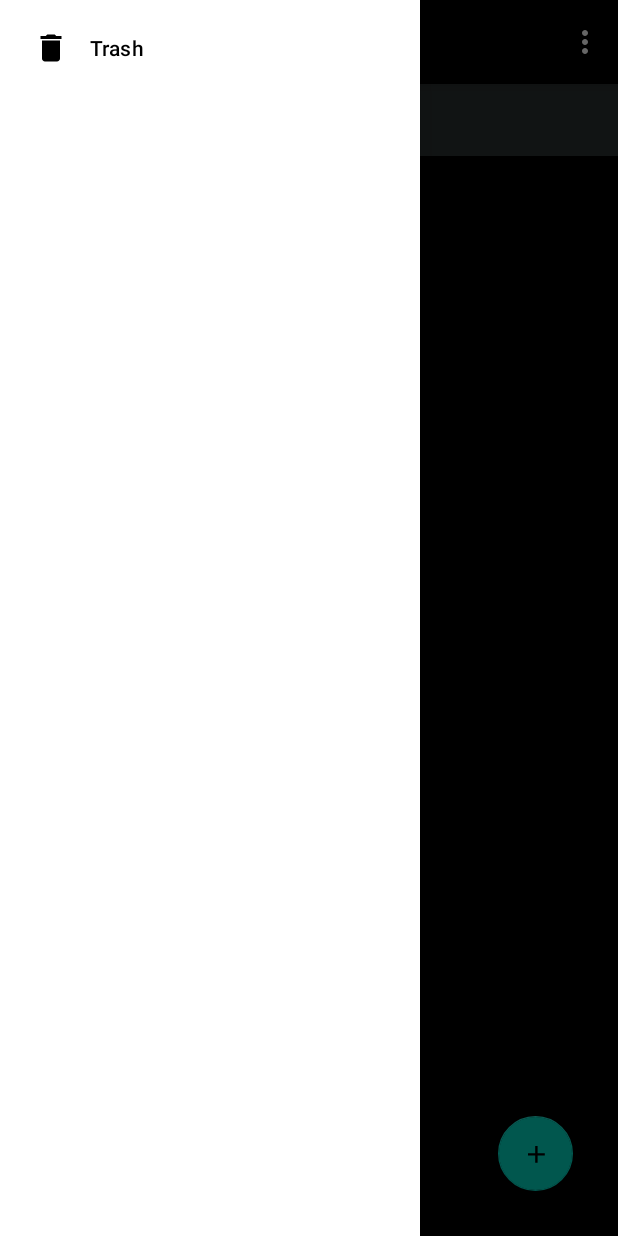
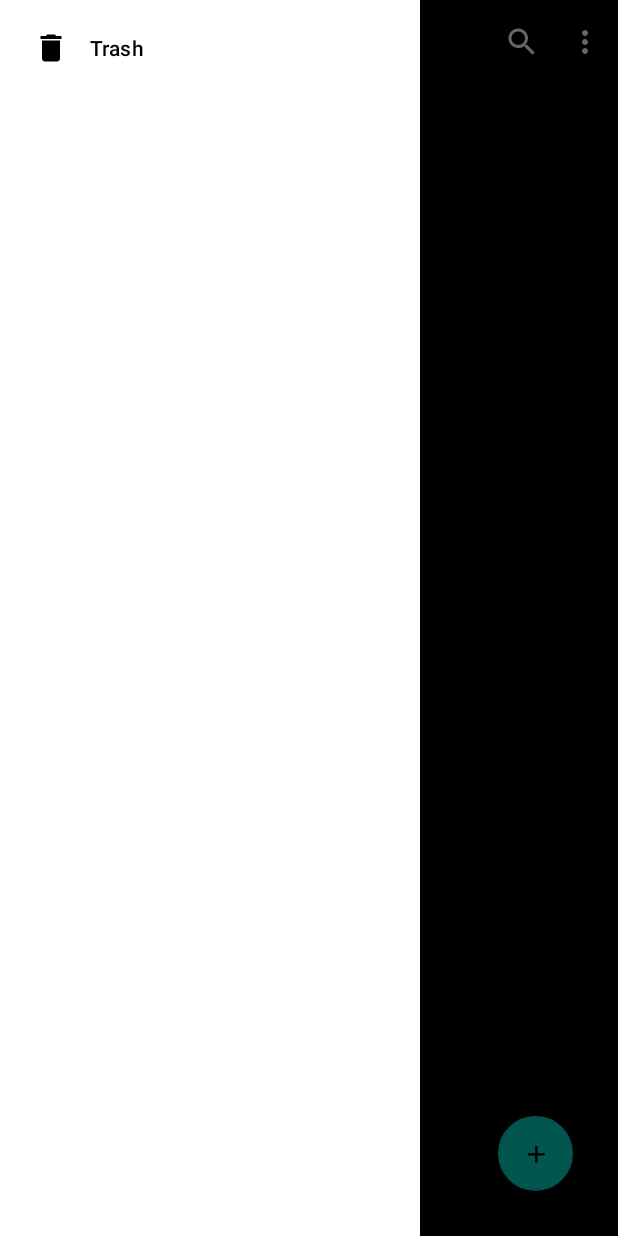
Before and after one commit to shivsagar999/Notes-App, an Android app: the screen it shows after launch (MainActivity), with the side drawer open, on a phone screen of 412 x 824 dp. Run offline under Robolectric (Android 15) with nearby library versions, the phone set to English and light mode, and no system bars; our stand-ins replace Room's generated code.

Commit message:
Shifted search view to app bar

```diff
--- a/app/src/main/AndroidManifest.xml
+++ b/app/src/main/AndroidManifest.xml
@@ -14,9 +14,12 @@
             android:name=".MainActivity"
             android:exported="true">
             <intent-filter>
+                <action android:name="android.intent.action.SEARCH" />
                 <action android:name="android.intent.action.MAIN" />
                 <category android:name="android.intent.category.LAUNCHER" />
             </intent-filter>
+            <meta-data android:name="android.app.searchable"
+                android:resource="@xml/searchable"/>
         </activity>
     </application>
 </manifest>
--- a/app/src/main/java/com/eurofins/mynotesapp/HomeFragment.kt
+++ b/app/src/main/java/com/eurofins/mynotesapp/HomeFragment.kt
@@ -1,9 +1,10 @@
 package com.eurofins.mynotesapp
 
+import android.graphics.Color
 import android.os.Bundle
 import android.util.Log
 import android.view.*
-import android.widget.SearchView
+import androidx.appcompat.widget.SearchView
 import androidx.fragment.app.Fragment
 import androidx.fragment.app.activityViewModels
 import androidx.lifecycle.coroutineScope
@@ -22,6 +23,7 @@ import kotlin.collections.ArrayList
 class HomeFragment : Fragment() {
 
     lateinit var recyclerView: RecyclerView
+    lateinit var noteAdapter: NoteListAdapter
     private var searchNotes: ArrayList<Note> = ArrayList()
     var isSelected: Boolean = false
     var actionMode: ActionMode? = null
@@ -51,12 +53,12 @@ class HomeFragment : Fragment() {
         recyclerView.setHasFixedSize(true)
         recyclerView.layoutManager =
             StaggeredGridLayoutManager(2, StaggeredGridLayoutManager.VERTICAL)
-        val noteAdapter = NoteListAdapter({
+        noteAdapter = NoteListAdapter({
             val action = HomeFragmentDirections.actionHomeFragmentToCreateNoteFragment(
                 id = it.id)
             findNavController().navigate(action)
         }, { note, position ->
-            if(actionMode == null) {
+            if (actionMode == null) {
                 actionMode = activity?.startActionMode(actionModeCallback)
             }
             if (homeFragmentViewModel.selectedPosition.contains(position)) {
@@ -73,9 +75,12 @@ class HomeFragment : Fragment() {
                 Log.d("Wagle", "ff${homeFragmentViewModel.selectedPosition}")
 
             }
-//            isSelected = !homeFragmentViewModel.selectedPosition.isEmpty()
-            if(homeFragmentViewModel.selectedPosition.isEmpty()){
+
+            if (homeFragmentViewModel.selectedPosition.isEmpty()) {
                 actionMode?.finish()
+                noteAdapter.isSelected = false
+            }else{
+                noteAdapter.isSelected = true
             }
         })
         recyclerView.adapter = noteAdapter
@@ -88,27 +93,6 @@ class HomeFragment : Fragment() {
             }
         }
 
-        val searchView = binding.searchView
-
-        searchView.setOnQueryTextListener(object : SearchView.OnQueryTextListener,
-            androidx.appcompat.widget.SearchView.OnQueryTextListener {
-            override fun onQueryTextSubmit(query: String?): Boolean {
-                return true
-            }
-
-            override fun onQueryTextChange(newText: String?): Boolean {
-                val newNotes = ArrayList<Note>()
-                for (note in searchNotes) {
-                    if (note.noteTitle.lowercase(Locale.getDefault())
-                            .contains(newText.toString().lowercase(Locale.getDefault()))
-                    ) {
-                        newNotes.add(note)
-                    }
-                }
-                noteAdapter.submitList(newNotes)
-                return true
-            }
-        })
 
         binding.createNewNoteButton.setOnClickListener {
             findNavController().navigate(R.id.action_homeFragment_to_createNoteFragment)
@@ -144,6 +128,7 @@ class HomeFragment : Fragment() {
                     }
                     homeFragmentViewModel.delNotes.clear()
                     homeFragmentViewModel.selectedPosition.clear()
+                    noteAdapter.isSelected = false
                     mode.finish() // Action picked, so close the CAB
                     true
                 }
@@ -159,10 +144,38 @@ class HomeFragment : Fragment() {
         }
     }
 
+    override fun onCreateOptionsMenu(menu: Menu, inflater: MenuInflater) {
+        super.onCreateOptionsMenu(menu, inflater)
+
+        val searchItem = menu.findItem(R.id.search_view)
+        val searchView = searchItem?.actionView as SearchView
+        searchView.setBackgroundColor(Color.WHITE)
+        searchView.setOnQueryTextListener(object : SearchView.OnQueryTextListener {
+            override fun onQueryTextSubmit(query: String?): Boolean {
+                TODO("Not yet implemented")
+            }
+
+            override fun onQueryTextChange(newText: String?): Boolean {
+                val newNotes = ArrayList<Note>()
+                for (note in searchNotes) {
+                    if (note.noteTitle.lowercase(Locale.getDefault())
+                            .contains(newText.toString().lowercase(Locale.getDefault()))
+                    ) {
+                        newNotes.add(note)
+                    }
+                }
+                noteAdapter.submitList(newNotes)
+                return true
+            }
+        })
+
+
+    }
+
 
     // Edit From Here
     override fun onOptionsItemSelected(item: MenuItem): Boolean {
-        Log.d("Wagle", " You are inside homefragments onOptionItemSelected")
+
         return when (item.itemId) {
             R.id.delete -> {
                 Log.d("Wagle", "You pressed delete man")
--- a/app/src/main/java/com/eurofins/mynotesapp/MainActivity.kt
+++ b/app/src/main/java/com/eurofins/mynotesapp/MainActivity.kt
@@ -1,11 +1,16 @@
 package com.eurofins.mynotesapp
 
+import android.app.SearchManager
+import android.content.Context
+import android.content.Intent
 import android.os.Bundle
 import android.util.Log
 import android.view.Menu
 import android.view.MenuItem
+import androidx.appcompat.widget.SearchView
 import androidx.appcompat.app.ActionBarDrawerToggle
 import androidx.appcompat.app.AppCompatActivity
+import androidx.core.content.ContextCompat
 
 class MainActivity : AppCompatActivity() {
 
@@ -14,6 +19,12 @@ class MainActivity : AppCompatActivity() {
         super.onCreate(savedInstanceState)
         setContentView(R.layout.activity_main)
         setUpViews()
+        handleIntent(intent)
+    }
+
+    override fun onNewIntent(intent: Intent) {
+        super.onNewIntent(intent)
+        handleIntent(intent)
     }
 
     private fun setUpViews() {
@@ -33,6 +44,13 @@ class MainActivity : AppCompatActivity() {
 
     override fun onCreateOptionsMenu(menu: Menu): Boolean {
         menuInflater.inflate(R.menu.overflow_menu, menu)
+
+        val searchManager = getSystemService(Context.SEARCH_SERVICE) as SearchManager
+        (menu.findItem(R.id.search_view).actionView as SearchView).apply {
+            setSearchableInfo(searchManager.getSearchableInfo(componentName))
+        }
+
+        return true
         return true
     }
 
@@ -40,8 +58,17 @@ class MainActivity : AppCompatActivity() {
         if (actionBarDrawerToggle.onOptionsItemSelected(item)) {
             return true
         }
-        Log.d("Wagle", "You are inside the mainactivity and you pressed delete")
+
         return super.onOptionsItemSelected(item)
     }
 
+    private fun handleIntent(intent: Intent) {
+
+        if (Intent.ACTION_SEARCH == intent.action) {
+            val query = intent.getStringExtra(SearchManager.QUERY)
+            Log.d("Wagle", "Search $query")
+            //use the query to search your data somehow
+        }
+    }
+
 }
--- a/app/src/main/res/layout/fragment_home.xml
+++ b/app/src/main/res/layout/fragment_home.xml
@@ -7,20 +7,6 @@
     android:layout_height="match_parent"
     android:orientation="vertical">
 
-    <androidx.appcompat.widget.SearchView
-        android:id="@+id/search_view"
-        android:layout_width="match_parent"
-        android:layout_height="wrap_content"
-        android:background="@color/light_black"
-        android:inputType="text"
-        android:textColor = "@color/white"
-        android:textColorHint = "@color/white"
-        app:layout_constraintBottom_toTopOf="@id/recycler_view"
-        app:layout_constraintStart_toStartOf="parent"
-        app:layout_constraintTop_toTopOf="parent"
-        app:queryHint="@string/title"
-        app:searchHintIcon="@drawable/search"
-        app:searchIcon="@drawable/search" />
 
     <androidx.constraintlayout.widget.ConstraintLayout
         android:layout_width="match_parent"
--- a/app/src/main/res/menu/overflow_menu.xml
+++ b/app/src/main/res/menu/overflow_menu.xml
@@ -7,6 +7,16 @@
 <!--        android:title="Delete"-->
 <!--        app:showAsAction="ifRoom" />-->
     <item
+        android:id="@+id/search_view"
+        android:icon="@drawable/search"
+        app:showAsAction="collapseActionView|ifRoom"
+        android:title="@string/title"
+        android:background = "@color/white"
+        android:editTextColor = "@color/white"
+        android:textColorHint = "@color/white"
+        app:actionViewClass="androidx.appcompat.widget.SearchView"/>
+
+    <item
         android:id="@+id/exit"
         app:showAsAction="never"
         android:title="Exit"/>
```
Also changed, not shown: app/src/main/java/com/eurofins/mynotesapp/adapter/NoteListAdapter.kt (+12 -10 lines), app/src/main/res/xml/searchable.xml (added, +9 -0 lines).
